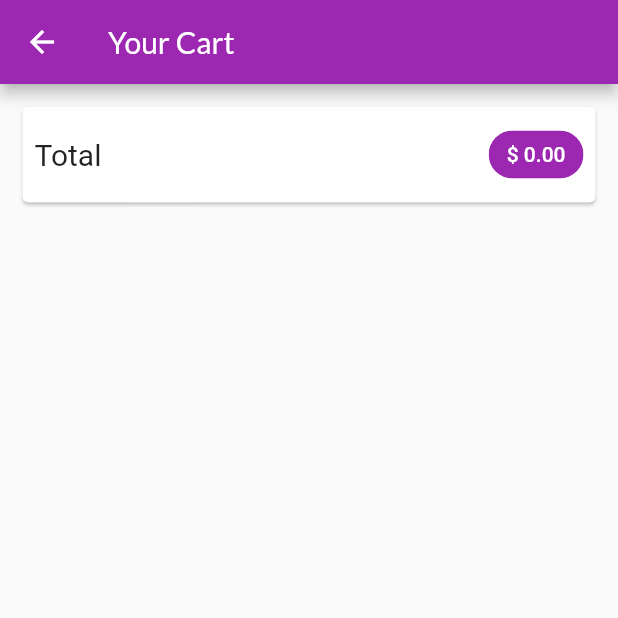
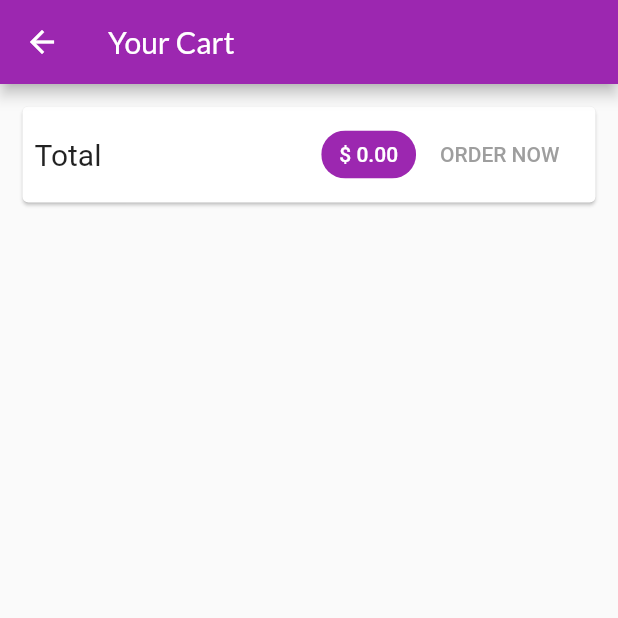
Before and after one commit to OakRaven/my-shop, a Flutter app: the CartScreen screen opened by its route, on a phone screen of 412 x 824 dp, the top half of it. Run offline on Flutter 3.47's test engine with Material 2 defaults, Android fonts, the phone set to English and light mode, and no system bars; network calls fail.

Commit message:
Began user challange

```diff
--- a/lib/screens/cart_screen.dart
+++ b/lib/screens/cart_screen.dart
@@ -35,13 +35,18 @@ class CartScreen extends StatelessWidget {
                     ),
                     backgroundColor: Theme.of(context).primaryColor,
                   ),
-                  if (cart.itemCount > 0)
                   FlatButton(
                     child: Text('ORDER NOW',
                         style: TextStyle(
-                            color: Theme.of(context).primaryColor,
+                          color: cart.itemCount == 0
+                              ? Colors.grey
+                              : Theme.of(context).primaryColor,
                         )),
-                      onPressed: () {
+                    onPressed: cart.itemCount == 0
+                        ? null
+                        : () {
+                            print('Creating order.');
+
                             Provider.of<OrdersProvider>(context, listen: false)
                                 .addOrder(
                               cart.items.values.toList(),
```
Also changed, not shown: lib/providers/product_provider.dart (+16 -1 lines), pubspec.lock. Lines whose indentation alone changed are shown as unchanged.
